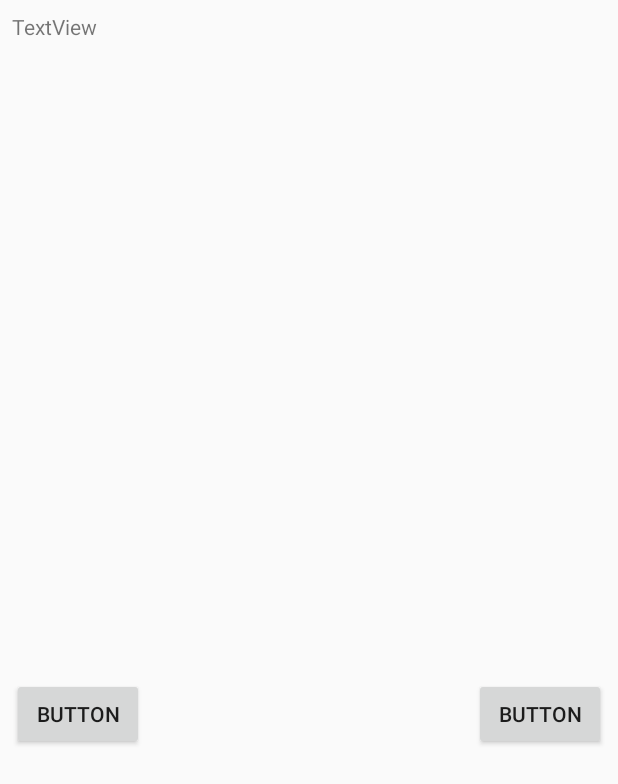
After one commit to starjoyliu/Test2, an Android app: the layout test_custom_view_dialog.xml on its own in the app's theme, with its tools: preview values and no code run, on a phone screen of 412 x 824 dp. The commit adds this screen. Shown: the top 784 px of the screen. Run offline under Robolectric (Android 15) with nearby library versions, the phone set to English and light mode, and no system bars.

Commit message:
1. 加入UtilityRes 2. 加入UtilityUI

```diff
--- /dev/null
+++ b/app/src/main/res/layout/test_custom_view_dialog.xml
@@ -0,0 +1,38 @@
+<?xml version="1.0" encoding="utf-8"?>
+<android.support.constraint.ConstraintLayout
+    xmlns:android="http://schemas.android.com/apk/res/android"
+    xmlns:app="http://schemas.android.com/apk/res-auto"
+    xmlns:tools="http://schemas.android.com/tools"
+    android:layout_width="match_parent"
+    android:layout_height="match_parent">
+
+    <Button
+        android:id="@+id/button2"
+        android:layout_width="wrap_content"
+        android:layout_height="wrap_content"
+        android:layout_marginStart="8dp"
+        android:layout_marginTop="8dp"
+        android:text="Button"
+        app:layout_constraintStart_toStartOf="parent"
+        app:layout_constraintTop_toBottomOf="@+id/textView" />
+
+    <Button
+        android:id="@+id/button3"
+        android:layout_width="wrap_content"
+        android:layout_height="wrap_content"
+        android:layout_marginEnd="8dp"
+        android:layout_marginTop="8dp"
+        android:text="Button"
+        app:layout_constraintEnd_toEndOf="parent"
+        app:layout_constraintTop_toBottomOf="@+id/textView" />
+
+    <TextView
+        android:id="@+id/textView"
+        android:layout_width="368dp"
+        android:layout_height="436dp"
+        android:layout_marginStart="8dp"
+        android:layout_marginTop="8dp"
+        android:text="TextView"
+        app:layout_constraintStart_toStartOf="parent"
+        app:layout_constraintTop_toTopOf="parent" />
+</android.support.constraint.ConstraintLayout>
--- /dev/null
+++ b/app/src/main/res/values/bools.xml
@@ -0,0 +1,4 @@
+<?xml version="1.0" encoding="utf-8"?>
+<resources>
+    <bool name="test_bool">true</bool>
+</resources>
--- /dev/null
+++ b/app/src/main/res/values/integers.xml
@@ -0,0 +1,4 @@
+<?xml version="1.0" encoding="utf-8"?>
+<resources>
+    <integer name="test_custom_view_padding">10</integer>
+</resources>
```
Also changed, not shown: app/src/main/java/com/myapplication/View/test/TestActivity.java (+18 -0 lines), variable/src/main/java/com/variable/UtilityDialog.java (+9 -9 lines), variable/src/main/java/com/variable/UtilityRes.java (added, +46 -0 lines), variable/src/main/java/com/variable/UtilityUI.java (added, +30 -0 lines).
